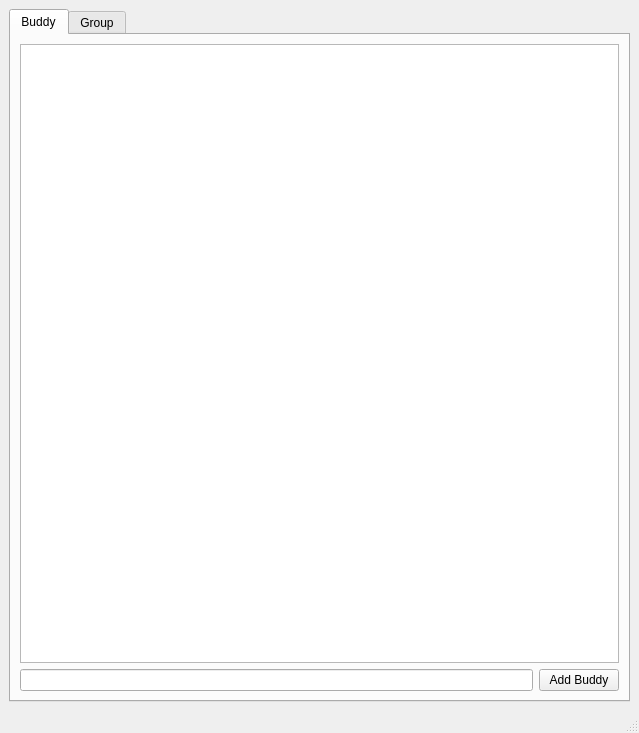
Before: the Qt Designer form gui/main_window.ui in avplayer/avim, drawn with Qt 5.
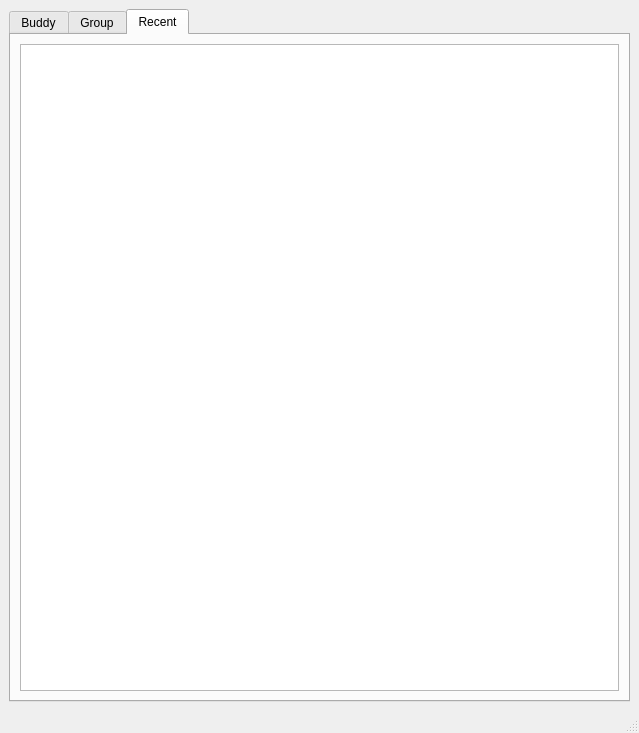
After: the same form once the commit is applied. The open tabs and pages were chosen to show the change.

Commit message: GUI: add recent tab

Diff of the .ui file:
```diff
--- a/gui/main_window.ui
+++ b/gui/main_window.ui
@@ -68,6 +68,16 @@
         </item>
        </layout>
       </widget>
+      <widget class="QWidget" name="recent">
+       <attribute name="title">
+        <string>Recent</string>
+       </attribute>
+       <layout class="QVBoxLayout" name="verticalLayout_4">
+        <item>
+         <widget class="QListWidget" name="recentlistWidget"/>
+        </item>
+       </layout>
+      </widget>
      </widget>
     </item>
    </layout>
```
Left out of the diff: 4 changed lines with no effect on the pictures. The commit also changes 1 other file.
